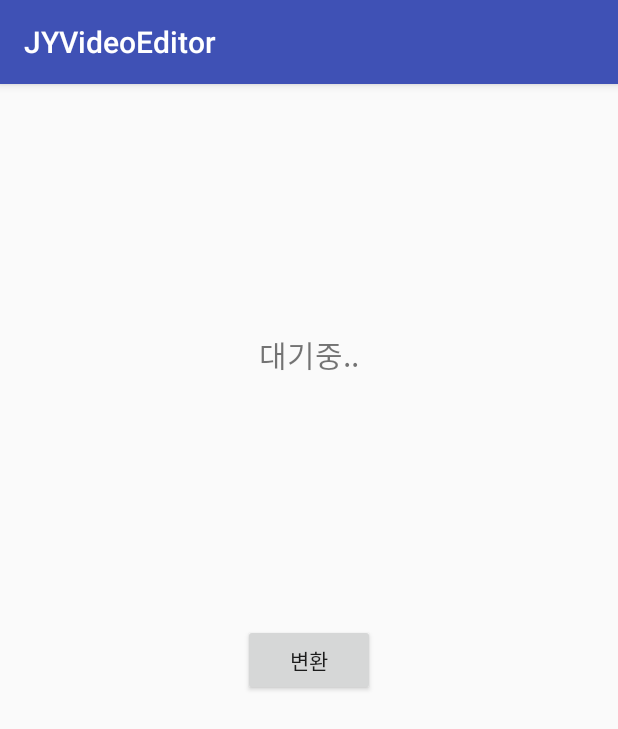
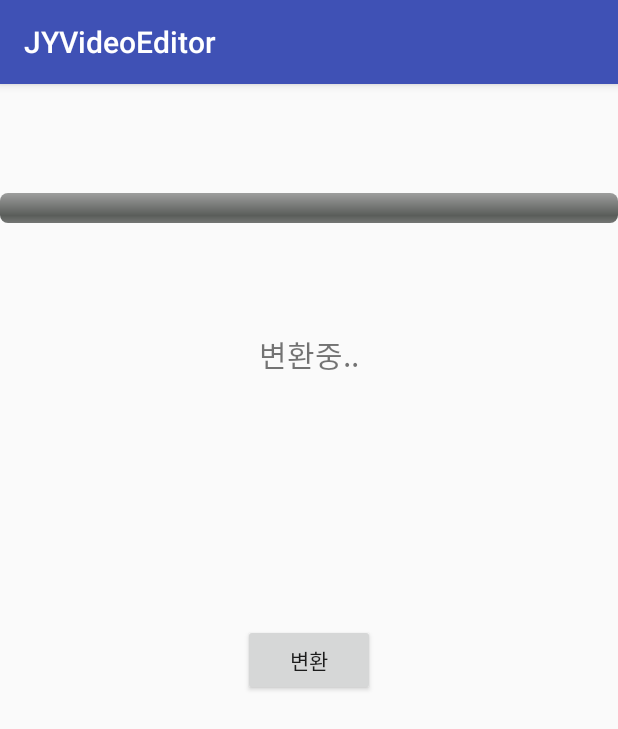
Before and after one commit to kjjeon/VideoEditor, an Android app: the screen it shows after launch (MainActivity), after a tap on "변환", on a phone screen of 412 x 824 dp. Shown: the top 729 px of the screen. Run offline under Robolectric (Android 15) with nearby library versions, the phone set to English and light mode, and no system bars; our stand-ins replace data binding; libraries missing offline, so code that uses them is left out: com.coremedia.iso, com.github.hiteshsondhi88.libffmpeg, com.googlecode.mp4parser; Roboto replaces fonts that are not available here; 3 statements that could not run were skipped.

Commit message:
progress ui 추가

```diff
--- a/app/src/main/AndroidManifest.xml
+++ b/app/src/main/AndroidManifest.xml
@@ -4,7 +4,7 @@
 
     <uses-permission android:name="android.permission.WRITE_EXTERNAL_STORAGE"/>
     <uses-permission android:name="android.permission.READ_EXTERNAL_STORAGE"/>
-    s
+
     <application
         android:allowBackup="true"
         android:icon="@mipmap/ic_launcher"
--- a/app/src/main/java/com/jylee/jyvideoeditor/MainActivity.java
+++ b/app/src/main/java/com/jylee/jyvideoeditor/MainActivity.java
@@ -80,7 +80,7 @@ public class MainActivity extends AppCompatActivity implements VideoEditorServic
 //
 //					videoList.add(Environment.getExternalStoragePublicDirectory(Environment.DIRECTORY_DOWNLOADS).getAbsolutePath() + path);
 //				}
-
+				binding.progress.setMax(100);
 				mVideoEditor.makeVideo(out,intro,videoList,mp3,"스벅 조아!");
 
 
@@ -91,16 +91,22 @@ public class MainActivity extends AppCompatActivity implements VideoEditorServic
 	@Override
 	public void onStartToConvert() {
 		Toast.makeText(this, "start converting ", Toast.LENGTH_LONG).show();
+		binding.textView.setText("변환중..");
+		binding.progress.setProgress(0);
 	}
 
 	@Override
 	public void onFininshToConvert() {
+		binding.progress.setProgress(100);
+		binding.textView.setText("대기중..");
 		Toast.makeText(this, "finish converting ", Toast.LENGTH_LONG).show();
 	}
 
 	@Override
 	public void onProgressToConvert(int per){
+
 		Log.d("TAG", "progress = " + per);
+		binding.progress.setProgress(per);
 	}
 
 	@Override
--- a/app/src/main/res/layout/activity_main.xml
+++ b/app/src/main/res/layout/activity_main.xml
@@ -30,5 +30,16 @@
             app:layout_constraintRight_toRightOf="parent"
             app:layout_constraintTop_toTopOf="parent"/>
 
+        <ProgressBar
+            android:id="@+id/progress"
+            style="@android:style/Widget.ProgressBar.Horizontal"
+            android:layout_width="match_parent"
+            android:layout_height="wrap_content"
+            android:progress="0"
+            app:layout_constraintBottom_toTopOf="@+id/textView"
+            app:layout_constraintLeft_toLeftOf="parent"
+            app:layout_constraintRight_toRightOf="parent"
+            app:layout_constraintTop_toTopOf="parent"/>
+
     </android.support.constraint.ConstraintLayout>
 </layout>
```
